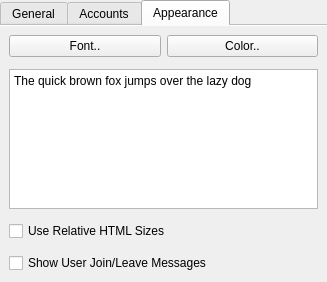
Qt form py/gui/_config_dialog.ui (mnunberg/yobot) before a commit.
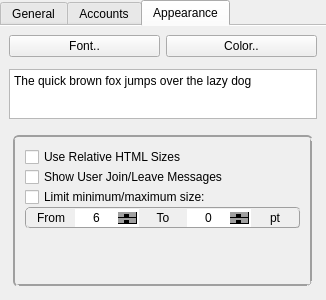
The same form after that commit. The open tabs and pages were chosen to show the change. Icons and pictures are not drawn.

Patch:
```diff
--- a/py/gui/_config_dialog.ui
+++ b/py/gui/_config_dialog.ui
@@ -6,8 +6,8 @@
    <rect>
     <x>0</x>
     <y>0</y>
-    <width>327</width>
-    <height>282</height>
+    <width>326</width>
+    <height>300</height>
    </rect>
   </property>
   <property name="windowTitle">
@@ -20,12 +20,19 @@
    <enum>QTabWidget::Rounded</enum>
   </property>
   <property name="currentIndex">
-   <number>2</number>
+   <number>1</number>
   </property>
   <property name="documentMode">
    <bool>true</bool>
   </property>
+  <property name="movable">
+   <bool>true</bool>
+  </property>
   <widget class="QWidget" name="general_tab">
+   <attribute name="icon">
+    <iconset resource="resources.qrc">
+     <normaloff>:/icons/res/16x16/categories/preferences-other.png</normaloff>:/icons/res/16x16/categories/preferences-other.png</iconset>
+   </attribute>
    <attribute name="title">
     <string>General</string>
    </attribute>
@@ -46,6 +53,10 @@
    </layout>
   </widget>
   <widget class="QWidget" name="accounts_tab">
+   <attribute name="icon">
+    <iconset resource="resources.qrc">
+     <normaloff>:/icons/res/16x16/apps/preferences-contact-list.png</normaloff>:/icons/res/16x16/apps/preferences-contact-list.png</iconset>
+   </attribute>
    <attribute name="title">
     <string>Accounts</string>
    </attribute>
@@ -111,6 +122,10 @@
    </layout>
   </widget>
   <widget class="QWidget" name="appearance_tab">
+   <attribute name="icon">
+    <iconset resource="resources.qrc">
+     <normaloff>:/icons/icons/format-stroke-color.png</normaloff>:/icons/icons/format-stroke-color.png</iconset>
+   </attribute>
    <attribute name="title">
     <string>Appearance</string>
    </attribute>
@@ -118,15 +133,17 @@
     <property name="verticalSpacing">
      <number>12</number>
     </property>
-    <item row="0" column="0">
-     <widget class="QPushButton" name="select_font">
-      <property name="text">
-       <string>Font..</string>
-      </property>
-     </widget>
-    </item>
     <item row="2" column="0" colspan="2">
      <widget class="QPlainTextEdit" name="sample_text">
+      <property name="maximumSize">
+       <size>
+        <width>16777215</width>
+        <height>50</height>
+       </size>
+      </property>
+      <property name="styleSheet">
+       <string notr="true"/>
+      </property>
       <property name="plainText">
        <string>The quick brown fox jumps over the lazy dog</string>
       </property>
@@ -137,32 +154,202 @@
       <property name="text">
        <string>Color..</string>
       </property>
+      <property name="icon">
+       <iconset resource="resources.qrc">
+        <normaloff>:/icons/icons/format-fill-color.png</normaloff>:/icons/icons/format-fill-color.png</iconset>
+      </property>
      </widget>
     </item>
-    <item row="5" column="0">
-     <spacer name="verticalSpacer">
-      <property name="orientation">
-       <enum>Qt::Vertical</enum>
-      </property>
-      <property name="sizeHint" stdset="0">
-       <size>
-        <width>20</width>
-        <height>40</height>
-       </size>
-      </property>
-     </spacer>
-    </item>
     <item row="3" column="0" colspan="2">
-     <widget class="QCheckBox" name="html_relsize">
-      <property name="text">
-       <string>Use Relative HTML Sizes</string>
+     <widget class="QScrollArea" name="scrollArea">
+      <property name="styleSheet">
+       <string notr="true">QScrollArea {
+border-radius:6px;
+border:3px groove palette(dark);
+margin:4px;
+}</string>
       </property>
+      <property name="horizontalScrollBarPolicy">
+       <enum>Qt::ScrollBarAlwaysOff</enum>
+      </property>
+      <property name="widgetResizable">
+       <bool>true</bool>
+      </property>
+      <widget class="QWidget" name="scrollAreaWidgetContents">
+       <property name="geometry">
+        <rect>
+         <x>0</x>
+         <y>0</y>
+         <width>294</width>
+         <height>132</height>
+        </rect>
+       </property>
+       <layout class="QGridLayout" name="gridLayout_2">
+        <property name="verticalSpacing">
+         <number>0</number>
+        </property>
+        <item row="0" column="0" colspan="2">
+         <widget class="QCheckBox" name="html_relsize">
+          <property name="text">
+           <string>Use Relative HTML Sizes</string>
+          </property>
+         </widget>
+        </item>
+        <item row="1" column="0" colspan="2">
+         <widget class="QCheckBox" name="show_joinpart">
+          <property name="text">
+           <string>Show User Join/Leave Messages</string>
+          </property>
+         </widget>
+        </item>
+        <item row="2" column="0" colspan="2">
+         <widget class="QCheckBox" name="use_sizelimit">
+          <property name="text">
+           <string>Limit minimum/maximum size:</string>
+          </property>
+         </widget>
+        </item>
+        <item row="5" column="0">
+         <spacer name="verticalSpacer">
+          <property name="orientation">
+           <enum>Qt::Vertical</enum>
+          </property>
+          <property name="sizeHint" stdset="0">
+           <size>
+            <width>20</width>
+            <height>40</height>
+           </size>
+          </property>
+         </spacer>
+        </item>
+        <item row="4" column="0" colspan="2">
+         <widget class="QFrame" name="sizelimits">
+          <property name="styleSheet">
+           <string notr="true">QFrame {
+border:2px groove palette(dark);
+border-radius:5px;
+background:none;
+margin:0px;
+padding:0px;
+}
+QLabel {border:none;
+text-align:center;}
+QSpinBox {
+margin:0px;;
+padding:0px;
+border-width:1px;
+padding-right:20px;
+background:argb(0,0,0,0);
+}
+::up-button, ::down-button {
+subcontrol-origin:padding;
+width:20px;
+margin-right:1px;
+border-width:1px;
+background:palette(dark);
+border-style:inset;
+}
+::up-button {margin-top:2px;}
+::down-button {margin-bottom:2px;}
+::up-arrow, ::down-arrow {
+width:5px;
+height:3px;
+background:palette(text);
+}</string>
+          </property>
+          <property name="frameShape">
+           <enum>QFrame::NoFrame</enum>
+          </property>
+          <property name="frameShadow">
+           <enum>QFrame::Raised</enum>
+          </property>
+          <layout class="QHBoxLayout" name="horizontalLayout_2">
+           <property name="spacing">
+            <number>0</number>
+           </property>
+           <property name="margin">
+            <number>0</number>
+           </property>
+           <item>
+            <widget class="QLabel" name="label_2">
+             <property name="text">
+              <string>From</string>
+             </property>
+             <property name="alignment">
+              <set>Qt::AlignCenter</set>
+             </property>
+            </widget>
+           </item>
+           <item>
+            <widget class="QSpinBox" name="sizelimit_min">
+             <property name="styleSheet">
+              <string notr="true"/>
+             </property>
+             <property name="alignment">
+              <set>Qt::AlignCenter</set>
+             </property>
+             <property name="suffix">
+              <string/>
+             </property>
+             <property name="prefix">
+              <string/>
+             </property>
+             <property name="minimum">
+              <number>6</number>
+             </property>
+             <property name="maximum">
+              <number>48</number>
+             </property>
+            </widget>
+           </item>
+           <item>
+            <widget class="QLabel" name="label_3">
+             <property name="text">
+              <string>To</string>
+             </property>
+             <property name="alignment">
+              <set>Qt::AlignCenter</set>
+             </property>
+            </widget>
+           </item>
+           <item>
+            <widget class="QSpinBox" name="sizelimit_max">
+             <property name="alignment">
+              <set>Qt::AlignCenter</set>
+             </property>
+             <property name="suffix">
+              <string/>
+             </property>
+             <property name="maximum">
+              <number>48</number>
+             </property>
+            </widget>
+           </item>
+           <item>
+            <widget class="QLabel" name="label_4">
+             <property name="text">
+              <string>pt</string>
+             </property>
+             <property name="alignment">
+              <set>Qt::AlignCenter</set>
+             </property>
+            </widget>
+           </item>
+          </layout>
+         </widget>
+        </item>
+       </layout>
+      </widget>
      </widget>
     </item>
-    <item row="4" column="0" colspan="2">
-     <widget class="QCheckBox" name="show_joinpart">
+    <item row="0" column="0">
+     <widget class="QPushButton" name="select_font">
       <property name="text">
-       <string>Show User Join/Leave Messages</string>
+       <string>Font..</string>
+      </property>
+      <property name="icon">
+       <iconset resource="resources.qrc">
+        <normaloff>:/icons/icons/format-text-color.png</normaloff>:/icons/icons/format-text-color.png</iconset>
       </property>
      </widget>
     </item>
```
Left out of the diff: 23 changed lines with no effect on the pictures.
